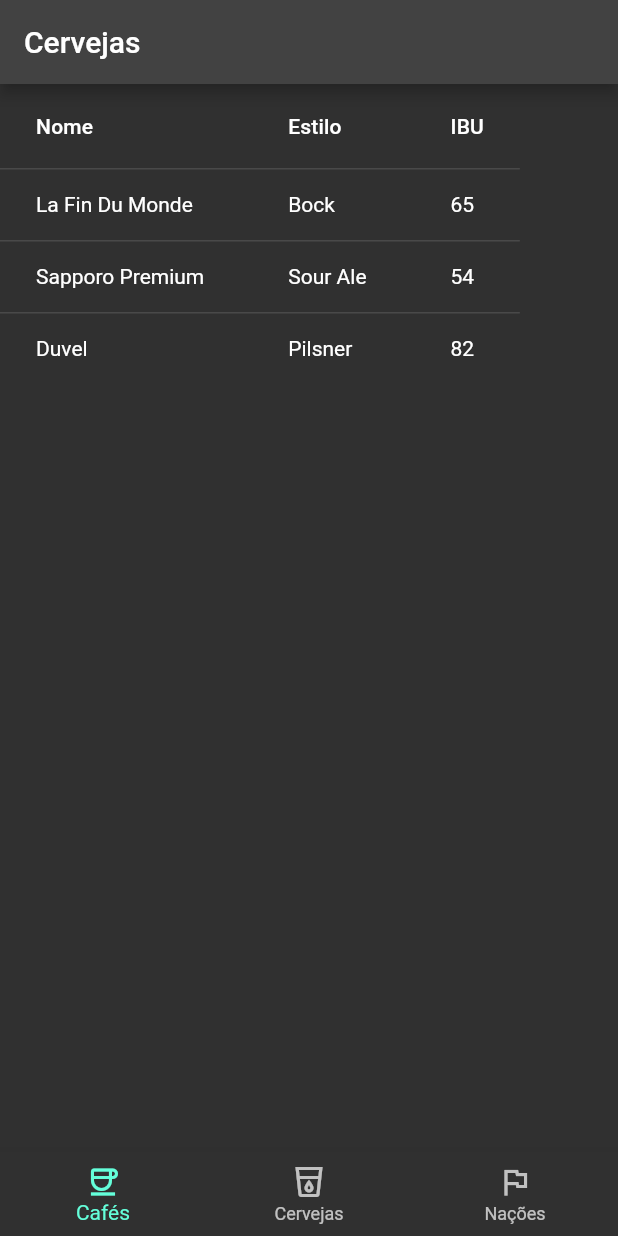
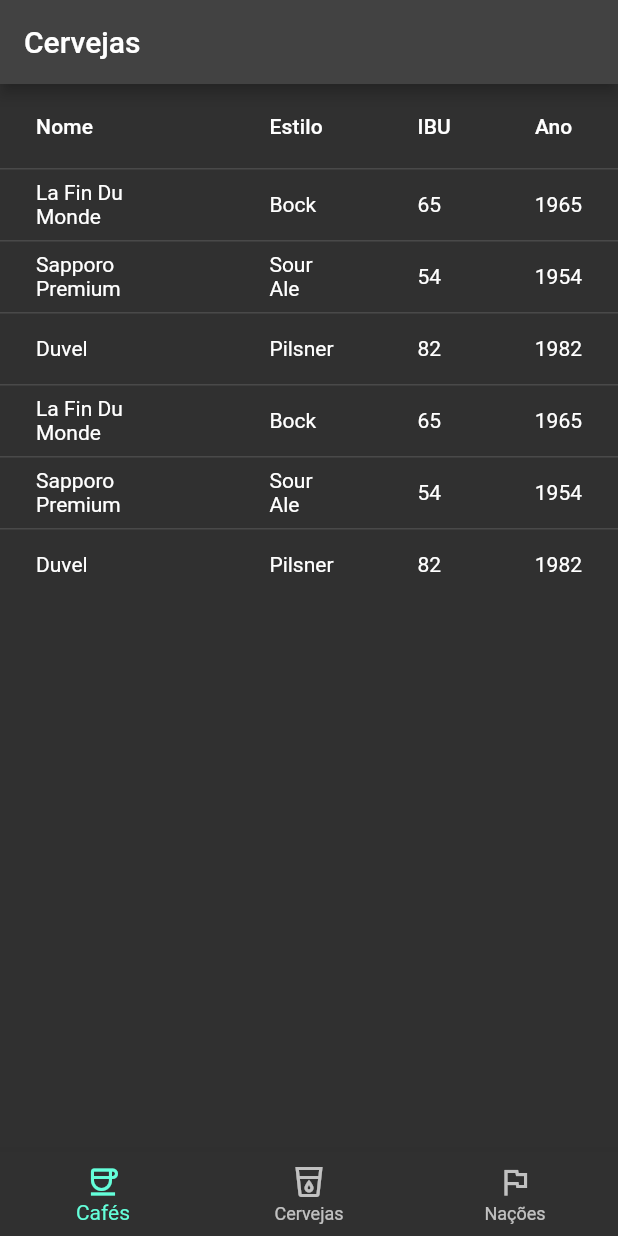
Before and after one commit to tallysdev/learning-Dart, a Flutter app: the screen it shows after launch, on a phone screen of 412 x 824 dp. Run offline on Flutter 3.47's test engine with Material 2 defaults, Android fonts, the phone set to English and light mode, and no system bars.

Commit message:
:sparkles:feat: Finalizing table contents

```diff
--- a/Listas/lista2/lib/main.dart
+++ b/Listas/lista2/lib/main.dart
@@ -5,18 +5,53 @@
       theme: ThemeData.dark(),
       home: Scaffold(
         appBar: AppBar(title: const Text("Cervejas")),
-        body: DataTable(
-          columns: const[
+        body: SingleChildScrollView(
+            child: Center(child:(DataTable(
+          columns: const [
             DataColumn(label: Text("Nome")),
             DataColumn(label: Text("Estilo")),
-            DataColumn(label: Text("IBU"))
+            DataColumn(label: Text("IBU")),
+            DataColumn(label: Text("Ano"))
           ],
-          rows: const[
-            DataRow(cells: [DataCell(Text("La Fin Du Monde")), DataCell(Text("Bock")), DataCell(Text("65"))]),
-            DataRow(cells: [DataCell(Text("Sapporo Premium")), DataCell(Text("Sour Ale")), DataCell(Text("54"))]),
-            DataRow(cells: [DataCell(Text("Duvel")), DataCell(Text("Pilsner")), DataCell(Text("82"))])
+          rows: const [
+            DataRow(cells: [
+              DataCell(Text("La Fin Du Monde")),
+              DataCell(Text("Bock")),
+              DataCell(Text("65")),
+              DataCell(Text("1965"))
+            ]),
+            DataRow(cells: [
+              DataCell(Text("Sapporo Premium")),
+              DataCell(Text("Sour Ale")),
+              DataCell(Text("54")),
+              DataCell(Text("1954"))
+            ]),
+            DataRow(cells: [
+              DataCell(Text("Duvel")),
+              DataCell(Text("Pilsner")),
+              DataCell(Text("82")),
+              DataCell(Text("1982"))
+            ]),
+            DataRow(cells: [
+              DataCell(Text("La Fin Du Monde")),
+              DataCell(Text("Bock")),
+              DataCell(Text("65")),
+              DataCell(Text("1965"))
+            ]),
+            DataRow(cells: [
+              DataCell(Text("Sapporo Premium")),
+              DataCell(Text("Sour Ale")),
+              DataCell(Text("54")),
+              DataCell(Text("1954"))
+            ]),
+            DataRow(cells: [
+              DataCell(Text("Duvel")),
+              DataCell(Text("Pilsner")),
+              DataCell(Text("82")),
+              DataCell(Text("1982"))
+            ]),
           ],
-        ),
+        )))),
         bottomNavigationBar: BottomNavigationBar(items: const [
           BottomNavigationBarItem(
             label: "Cafés",
@@ -32,6 +67,5 @@
   runApp(app);
 }
 
-// Faça um novo aplicativo. Pode copiar e colar o app dessa receita para começar. Substitua title do AppBar por um texto com o string "Cervejas". Em seguida, substitua o body do Scaffold por uma tabela, essa tabela pode ser construída através do widget DataTable. Os cabeçalhos das colunas da tabela devem ter os rótulos "Nome", "Estilo" e "IBU".  Preencha a tabela com 3 linhas. A linha 1 deve ter os valores La Fin Du Monde, Bock e 65. A linha 2 deve ter os valores Sapporo Premium, Sour Ale e 54. E a linha 3 deve ter os valores Duvel, Pilsner e 82.
 
 // Tente acrescentar diversas outras linhas (invente os dados). O que acontece quando as informações não cabem mais na tela? Que tal fazer com que se possa deslizar pelos dados da tabela através do mouse ou de gesto com o dedo? É bem mais fácil do que parece e tem tudo a vem com a moral dessa receita. Ache uma caixa que saiba implementar essa funcionalidade (isso se chava scroll) e fabrique essa caixa colocando seu DataTable dentro dela. E só.
```
